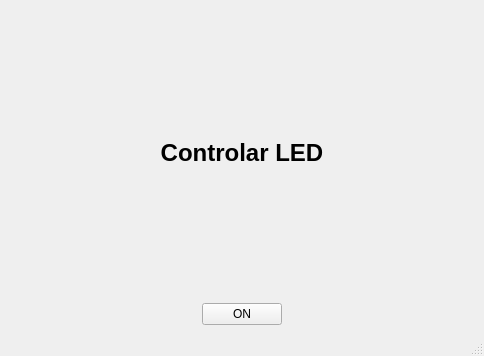
First picture: the form in QtArduino/mainwindow.ui, repository silash35/worklab, before the edit.
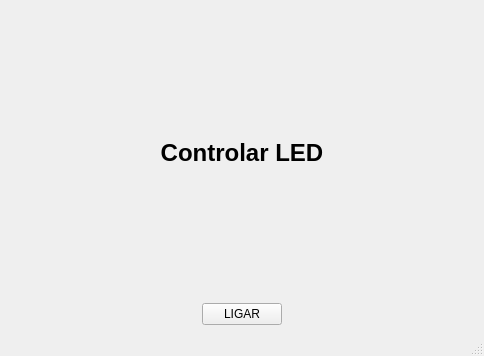
Second picture: the form after the edit.

```diff
--- a/QtArduino/mainwindow.ui
+++ b/QtArduino/mainwindow.ui
@@ -43,7 +43,7 @@
       <item>
        <widget class="QPushButton" name="LedButton">
         <property name="text">
-         <string>ON</string>
+         <string>LIGAR</string>
         </property>
        </widget>
       </item>
```
